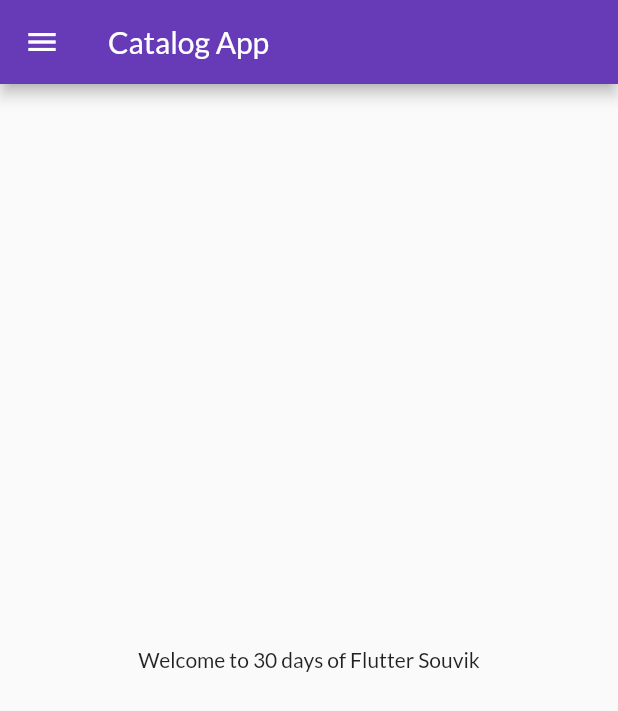
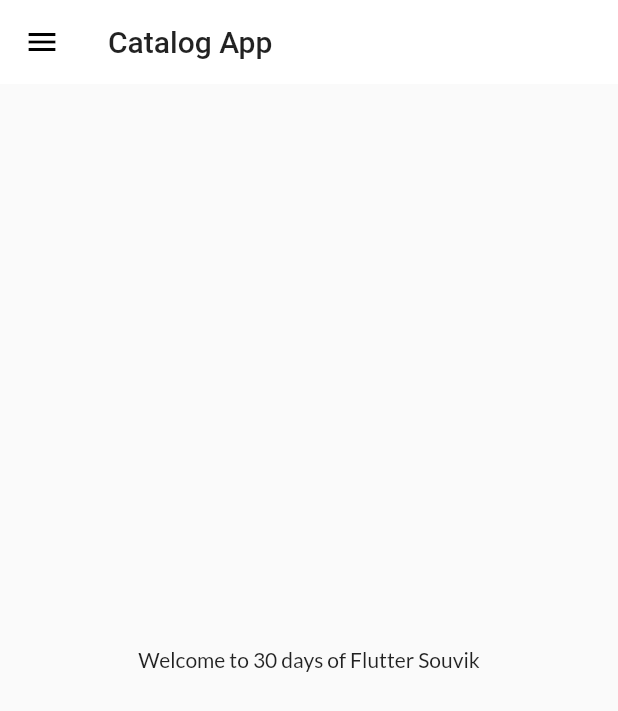
Before and after one commit to souvikbanerjee86/flutter_cataog, a Flutter app: the screen it shows after launch, on a phone screen of 412 x 824 dp. Shown: the top 711 px of the screen. Run offline on Flutter 3.47's test engine with Material 2 defaults, Android fonts, the phone set to English and light mode, and no system bars; our stand-ins replace google_fonts.

Commit message:
Day 10 Commit

```diff
--- a/lib/main.dart
+++ b/lib/main.dart
@@ -1,8 +1,8 @@
 import 'package:flutter/material.dart';
 import 'package:flutter_catalog/pages/login_page.dart';
 import 'package:flutter_catalog/utils/routes.dart';
+import 'package:flutter_catalog/widgets/theme.dart';
 import 'pages/home_page.dart';
-import 'package:google_fonts/google_fonts.dart';
 
 void main() {
   runApp(MyApp());
@@ -14,13 +14,8 @@ class MyApp extends StatelessWidget {
     return MaterialApp(
       debugShowCheckedModeBanner: false,
       themeMode: ThemeMode.light,
-      theme: ThemeData(
-        primarySwatch: Colors.deepPurple,
-        fontFamily: GoogleFonts.lato().fontFamily,
-      ),
-      darkTheme: ThemeData(
-        brightness: Brightness.dark,
-      ),
+      theme: MyTheme.lightTheme(context),
+      darkTheme: MyTheme.darkTheme(context),
       initialRoute: MyRoutes.homeRoute,
       routes: {
         MyRoutes.loginRoute: (context) => LoginPage(),
--- /dev/null
+++ b/lib/widgets/theme.dart
@@ -0,0 +1,21 @@
+import 'package:flutter/material.dart';
+import 'package:google_fonts/google_fonts.dart';
+
+class MyTheme {
+  static ThemeData lightTheme(BuildContext context) => ThemeData(
+        primarySwatch: Colors.deepPurple,
+        fontFamily: GoogleFonts.lato().fontFamily,
+        appBarTheme: AppBarTheme(
+          color: Colors.white,
+          elevation: 0.0,
+          iconTheme: IconThemeData(
+            color: Colors.black,
+          ),
+          textTheme: Theme.of(context).textTheme,
+        ),
+      );
+
+  static ThemeData darkTheme(BuildContext context) => ThemeData(
+        brightness: Brightness.dark,
+      );
+}
```
Also changed, not shown: lib/models/catalog.dart (added, +21 -0 lines).
